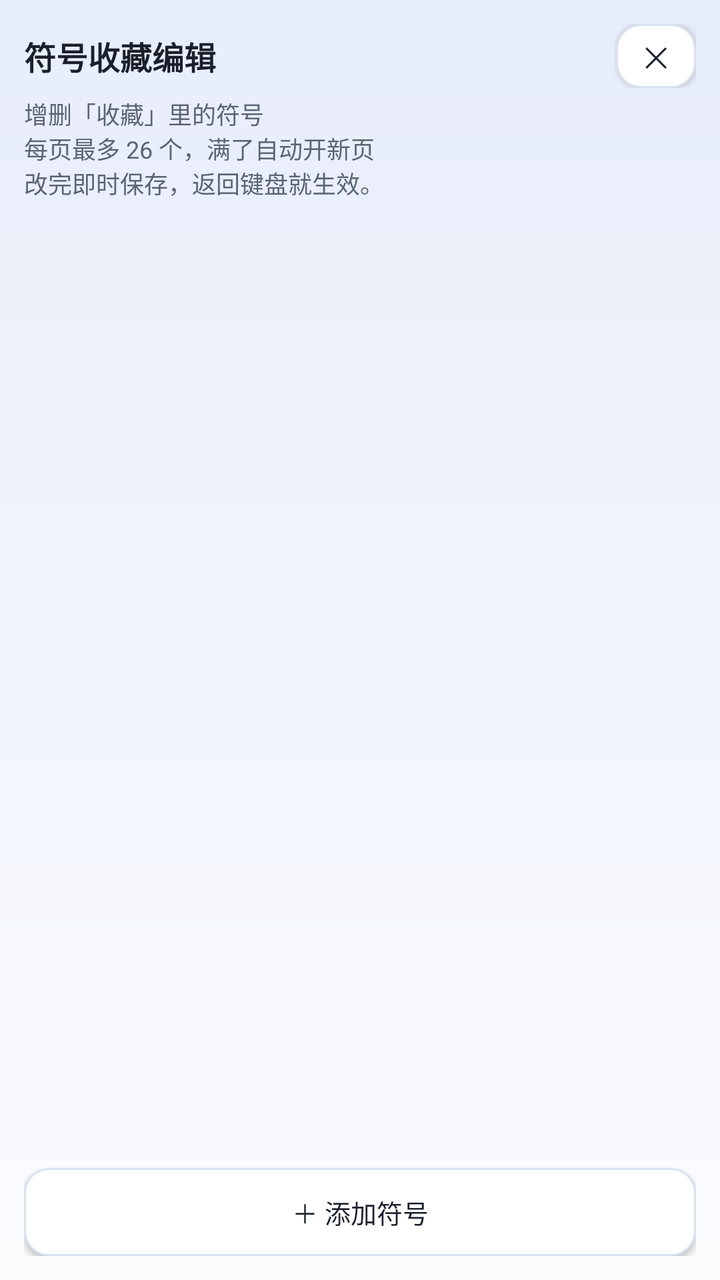
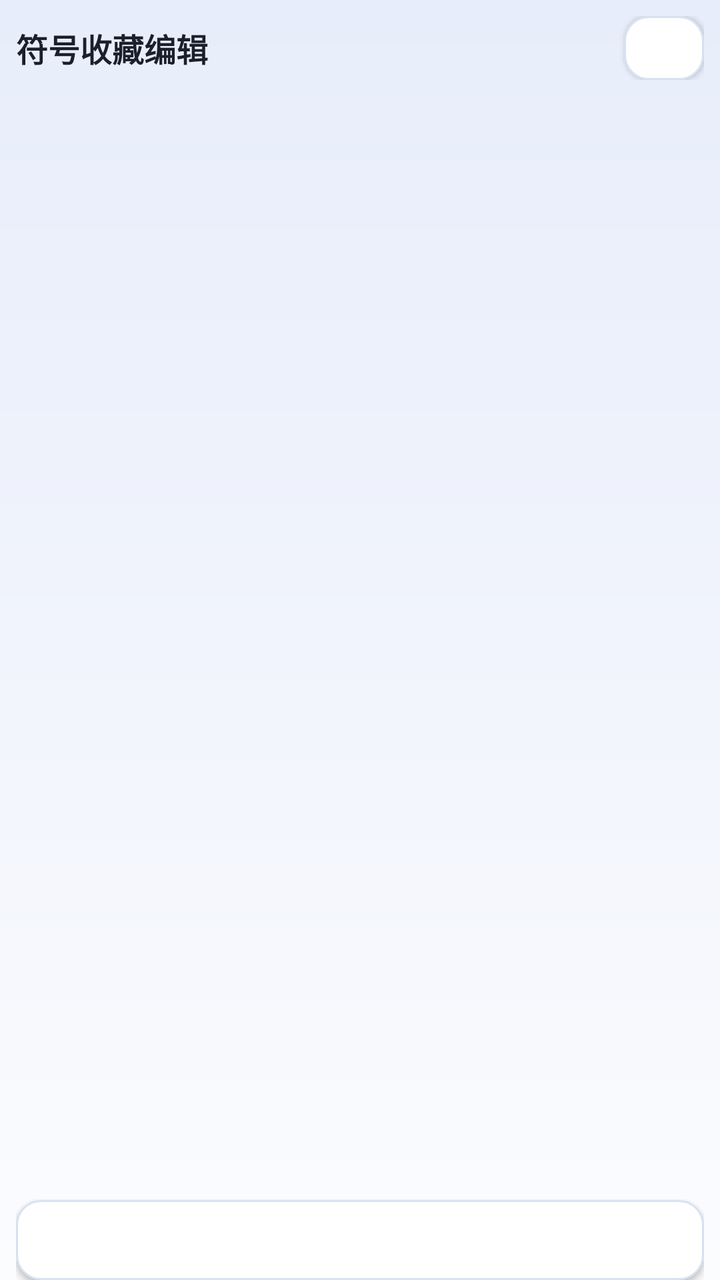

Screens rendered from an Android XML layout before and after an edit, with the pre-edit source and the edit as a unified diff.
<!-- AndroidManifest.xml: application theme AppTheme -->
<!-- res/layout/activity_favorite_symbols.xml -->
<?xml version="1.0" encoding="utf-8"?>
<LinearLayout xmlns:android="http://schemas.android.com/apk/res/android"
    android:layout_width="match_parent"
    android:layout_height="match_parent"
    android:background="@drawable/bg_aurora"
    android:fitsSystemWindows="true"
    android:orientation="vertical"
    android:padding="12dp">

    <LinearLayout
        android:layout_width="match_parent"
        android:layout_height="wrap_content"
        android:gravity="center_vertical"
        android:orientation="horizontal">

        <TextView
            android:layout_width="0dp"
            android:layout_height="wrap_content"
            android:layout_weight="1"
            android:text="@string/favorite_title"
            android:textColor="@color/text_primary"
            android:textSize="16sp"
            android:textStyle="bold" />

        <Button
            android:id="@+id/btn_favorite_close"
            style="@style/SettingsButton"
            android:layout_width="40dp"
            android:layout_height="32dp"
            android:minWidth="0dp"
            android:paddingStart="0dp"
            android:paddingEnd="0dp"
            android:text="@string/favorite_close"
            android:textSize="14sp" />
    </LinearLayout>

    <TextView
        android:layout_width="match_parent"
        android:layout_height="wrap_content"
        android:paddingTop="4dp"
        android:paddingBottom="8dp"
        android:text="@string/favorite_desc"
        android:textColor="@color/text_secondary"
        android:textSize="12sp" />

    <ScrollView
        android:layout_width="match_parent"
        android:layout_height="0dp"
        android:layout_weight="1"
        android:overScrollMode="never"
        android:scrollbars="none">

        <LinearLayout
            android:id="@+id/favorite_list"
            android:layout_width="match_parent"
            android:layout_height="wrap_content"
            android:orientation="vertical" />
    </ScrollView>

    <Button
        android:id="@+id/btn_favorite_add"
        style="@style/SettingsButton"
        android:layout_width="match_parent"
        android:layout_height="44dp"
        android:layout_marginTop="8dp"
        android:text="@string/favorite_add" />
</LinearLayout>
<!-- resources referenced by this layout -->
<resources>
  <color name="text_primary">#1A1F2B</color>
  <color name="text_secondary">#5A6474</color>
  <!-- drawable bg_aurora (drawable) -->
  <?xml version="1.0" encoding="utf-8"?>
  <layer-list xmlns:android="http://schemas.android.com/apk/res/android">
      <item>
          <shape android:shape="rectangle">
              <gradient
                  android:angle="270"
                  android:startColor="@color/aurora_bg_top"
                  android:centerColor="@color/aurora_bg_mid"
                  android:endColor="@color/aurora_bg_bottom" />
          </shape>
      </item>
  </layer-list>
  <string name="favorite_add">＋ 添加符号</string>
  <string name="favorite_close">✕</string>
  <string name="favorite_desc">增删「收藏」里的符号\n每页最多 26 个，满了自动开新页\n改完即时保存，返回键盘就生效。</string>
  <string name="favorite_title">符号收藏编辑</string>
  <style name="SettingsButton">
          <item name="android:layout_width">match_parent</item>
          <item name="android:layout_height">44dp</item>
          <item name="android:background">@drawable/btn_aurora_secondary</item>
          <item name="android:textColor">@color/text_primary</item>
          <item name="android:textSize">13sp</item>
          <item name="android:gravity">center</item>
      </style>
  <color name="aurora_bg_top">#E7EDFA</color>
  <color name="aurora_bg_mid">#F1F4FC</color>
  <color name="aurora_bg_bottom">#FBFCFE</color>
  <!-- drawable btn_aurora_secondary (drawable) -->
  <?xml version="1.0" encoding="utf-8"?>
  <ripple xmlns:android="http://schemas.android.com/apk/res/android"
      android:color="@color/ripple_on_surface">
      <item>
          <shape android:shape="rectangle">
              <solid android:color="@color/btn_secondary_bg" />
              <corners android:radius="12dp" />
              <stroke
                  android:width="1dp"
                  android:color="@color/card_stroke" />
          </shape>
      </item>
  </ripple>
  <color name="accent">#2F6BE0</color>
  <color name="app_bg">#F5F7FB</color>
  <color name="nav_bar">#1A1F2B</color>
  <style name="AppDialogTheme" parent="@android:style/Theme.Material.Light.Dialog.Alert">
          <item name="android:colorAccent">@color/accent</item>
          <item name="android:colorBackground">@color/app_bg</item>
          <item name="android:textColorPrimary">@color/text_primary</item>
          <item name="android:textColorSecondary">@color/text_secondary</item>
      </style>
  <color name="ripple_on_surface">#1A000000</color>
  <color name="btn_secondary_bg">#FFFFFF</color>
  <color name="card_stroke">#D9E1F2</color>
  <!-- unchanged entries left out for length: 1 -->
</resources>

<!-- the commit's change to res/layout/activity_favorite_symbols.xml (unified diff, before → after) -->
@@ -1,11 +1,7 @@
 <?xml version="1.0" encoding="utf-8"?>
 <LinearLayout xmlns:android="http://schemas.android.com/apk/res/android"
-    android:layout_width="match_parent"
-    android:layout_height="match_parent"
-    android:background="@drawable/bg_aurora"
-    android:fitsSystemWindows="true"
-    android:orientation="vertical"
-    android:padding="12dp">
+    style="@style/PageRoot"
+    android:orientation="vertical">
 
     <LinearLayout
         android:layout_width="match_parent"
@@ -14,34 +10,20 @@
         android:orientation="horizontal">
 
         <TextView
-            android:layout_width="0dp"
-            android:layout_height="wrap_content"
-            android:layout_weight="1"
+            style="@style/PageTitle"
             android:text="@string/favorite_title"
-            android:textColor="@color/text_primary"
-            android:textSize="16sp"
-            android:textStyle="bold" />
+            android:layout_height="wrap_content"/>
 
         <Button
-            android:id="@+id/btn_favorite_close"
-            style="@style/SettingsButton"
-            android:layout_width="40dp"
-            android:layout_height="32dp"
-            android:minWidth="0dp"
-            android:paddingStart="0dp"
-            android:paddingEnd="0dp"
-            android:text="@string/favorite_close"
-            android:textSize="14sp" />
+            style="@style/PageCloseButton"
+            android:id="@+id/btn_favorite_close" />
     </LinearLayout>
 
     <TextView
+        style="@style/PageDesc"
+        android:id="@+id/text_favorite_desc"
         android:layout_width="match_parent"
-        android:layout_height="wrap_content"
-        android:paddingTop="4dp"
-        android:paddingBottom="8dp"
-        android:text="@string/favorite_desc"
-        android:textColor="@color/text_secondary"
-        android:textSize="12sp" />
+        android:layout_height="wrap_content"/>
 
     <ScrollView
         android:layout_width="match_parent"
@@ -58,10 +40,8 @@
     </ScrollView>
 
     <Button
+        style="@style/SettingsButton"
         android:id="@+id/btn_favorite_add"
-        style="@style/SettingsButton"
         android:layout_width="match_parent"
-        android:layout_height="44dp"
-        android:layout_marginTop="8dp"
-        android:text="@string/favorite_add" />
+        android:layout_marginTop="4dp"/>
 </LinearLayout>
<!-- resource entries referenced after the edit -->
@@ -15,13 +15,43 @@
           </shape>
       </item>
   </layer-list>
-  <string name="favorite_add">＋ 添加符号</string>
-  <string name="favorite_close">✕</string>
-  <string name="favorite_desc">增删「收藏」里的符号\n每页最多 26 个，满了自动开新页\n改完即时保存，返回键盘就生效。</string>
   <string name="favorite_title">符号收藏编辑</string>
+  <style name="PageCloseButton" parent="SettingsButton">
+          <item name="android:layout_width">40dp</item>
+          <item name="android:layout_height">32dp</item>
+          <item name="android:minWidth">0dp</item>
+          <item name="android:paddingStart">0dp</item>
+          <item name="android:paddingEnd">0dp</item>
+          <item name="android:textSize">14sp</item>
+      </style>
+  <style name="PageDesc">
+          <item name="android:layout_width">match_parent</item>
+          <item name="android:layout_height">wrap_content</item>
+          <item name="android:paddingTop">2dp</item>
+          <item name="android:paddingBottom">4dp</item>
+          <item name="android:textColor">@color/text_secondary</item>
+          <item name="android:textSize">12sp</item>
+      </style>
+  <style name="PageRoot">
+          <item name="android:layout_width">match_parent</item>
+          <item name="android:layout_height">match_parent</item>
+          <item name="android:background">@drawable/bg_aurora</item>
+          <item name="android:fitsSystemWindows">true</item>
+          <item name="android:paddingStart">8dp</item>
+          <item name="android:paddingEnd">8dp</item>
+          <item name="android:paddingTop">8dp</item>
+      </style>
+  <style name="PageTitle">
+          <item name="android:layout_width">0dp</item>
+          <item name="android:layout_height">wrap_content</item>
+          <item name="android:layout_weight">1</item>
+          <item name="android:textColor">@color/text_primary</item>
+          <item name="android:textSize">16sp</item>
+          <item name="android:textStyle">bold</item>
+      </style>
   <style name="SettingsButton">
           <item name="android:layout_width">match_parent</item>
-          <item name="android:layout_height">44dp</item>
+          <item name="android:layout_height">40dp</item>
           <item name="android:background">@drawable/btn_aurora_secondary</item>
           <item name="android:textColor">@color/text_primary</item>
           <item name="android:textSize">13sp</item>
